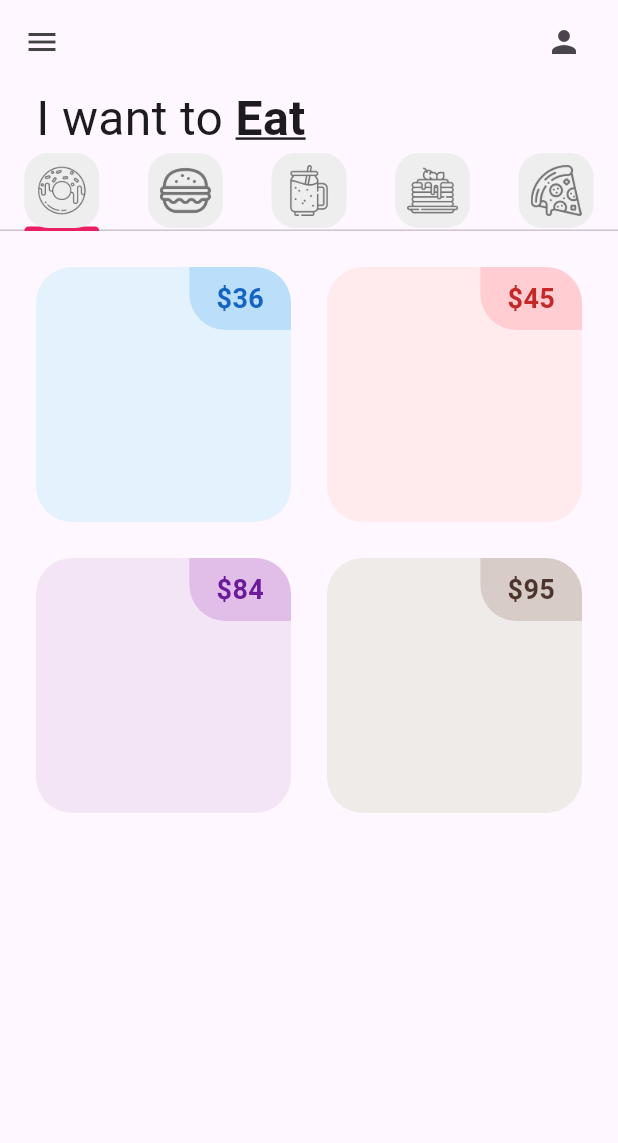
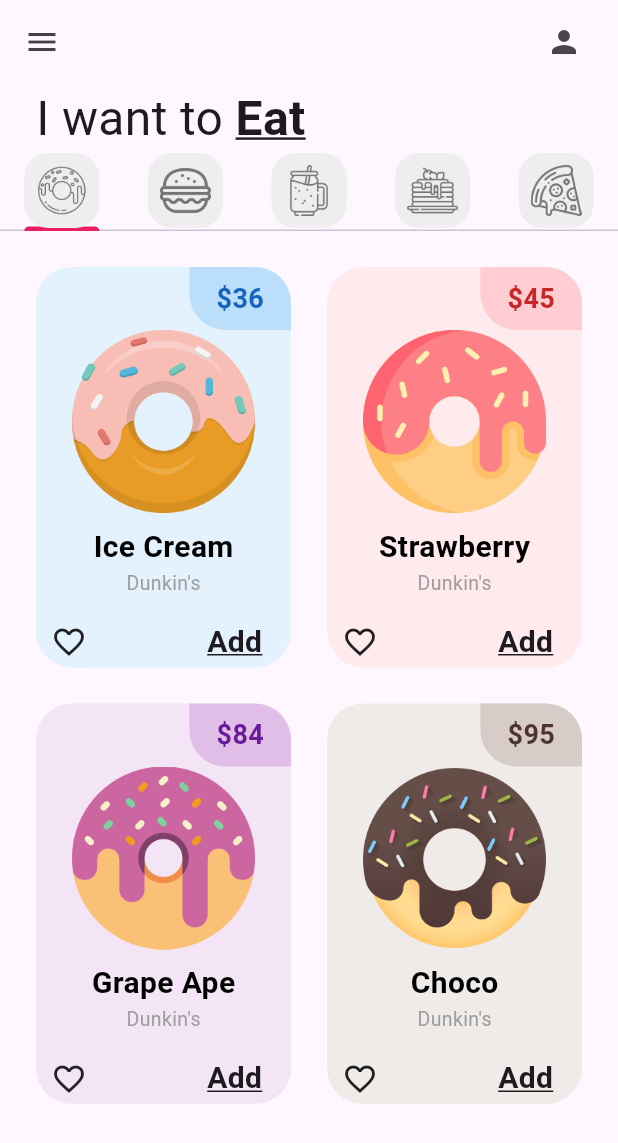
Before and after one commit to elidrocarburo/donut_app_4sa, a Flutter app: the screen it shows after launch, on a phone screen of 412 x 824 dp. Shown: the top 1143 px of the screen. Run offline on Flutter 3.47's test engine with Material 3 defaults, Android fonts, the phone set to English and light mode, and no system bars.

Commit message:
donut_tile finished (my design)

```diff
--- a/lib/tabs/donut_tab.dart
+++ b/lib/tabs/donut_tab.dart
@@ -22,7 +22,9 @@ class DonutTab extends StatelessWidget {
         //fixed: número fijo de columnas
         //crossaxis: eje opuesto
         //Número de columnas
-        crossAxisCount: 2),
+        crossAxisCount: 2,
+        // proporción entre ancho y alto
+        childAspectRatio: 1/1.5),
 
       //Cuántos elementos
       itemCount: 4,
--- a/lib/utils/donut_tile.dart
+++ b/lib/utils/donut_tile.dart
@@ -21,6 +21,7 @@ class DonutTile extends StatelessWidget {
           borderRadius: BorderRadius.circular(24)),
           child: Column(children: [
             Row(
+              // alinea el precio a la derecha
               mainAxisAlignment: MainAxisAlignment.end,
               children: [
               Container(
@@ -38,8 +39,57 @@ class DonutTile extends StatelessWidget {
                     color: donutColor[800]
                   ), //  \ caracter de escape para que no entienda que es una interpolación (backslash)
                 ),
+              ),
+
+              // donut flavor text
+
+              // icons
+            ],),
+              // donut price
+              Padding(
+                padding: const EdgeInsets.symmetric(horizontal: 24, vertical: 0),
+                child: Image.asset(imageName),
+              ),
+
+              Padding(
+                padding: const EdgeInsets.all(8.0),
+                child: Column(
+                  children: [
+                    Text(
+                      donutFlavor,
+                      style: TextStyle(
+                        fontWeight: FontWeight.bold,
+                        fontSize: 20,
+                        color: Colors.black
+                      ),),
+                    Text(
+                      'Dunkin\'s',
+                      style: TextStyle(
+                        fontSize: 13,
+                        color: Colors.grey
+                      ),
+                    ),
+                  ],
+                ),
+              ),
+
+              Row(
+                children: [
+                  Padding(
+                    padding: const EdgeInsets.all(10.0),
+                    child: Icon(Icons.favorite_border_outlined),
+                  ),
+                  Padding(
+                    padding: const EdgeInsets.only(left: 70),
+                    child: Text('Add',
+                    style: TextStyle(
+                      fontWeight: FontWeight.bold,
+                      fontSize: 20,
+                      decoration: TextDecoration.underline
+                    ),),
+                  )
+                ],
               )
-            ],)
           ],),
       ),
     );
```
